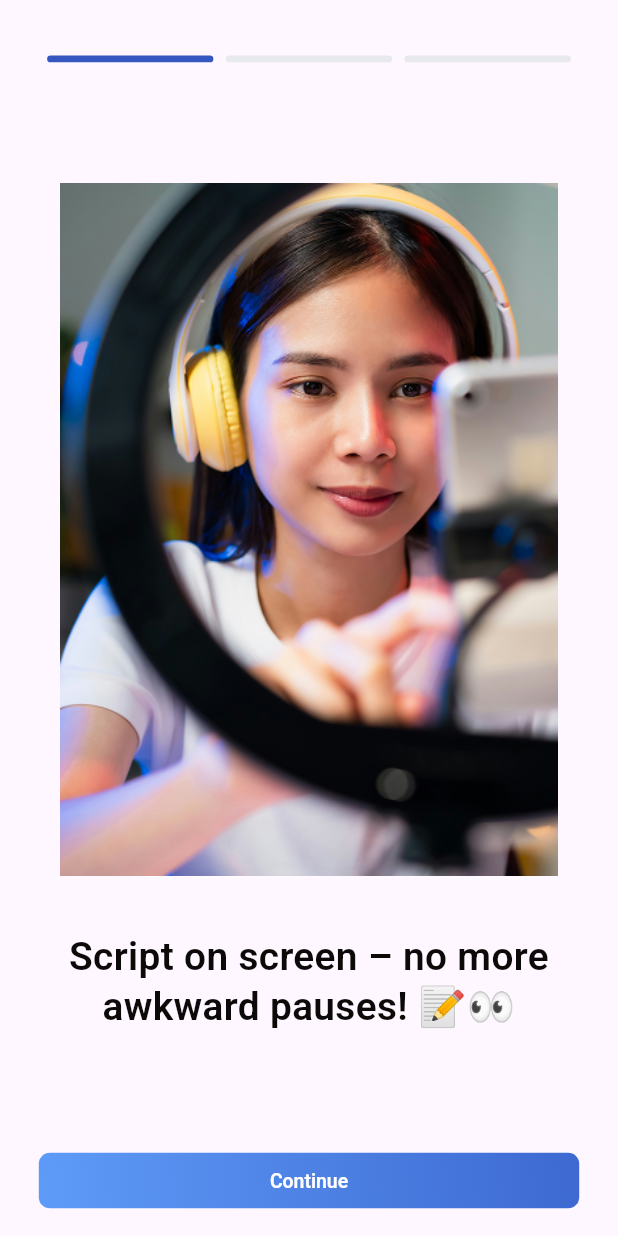
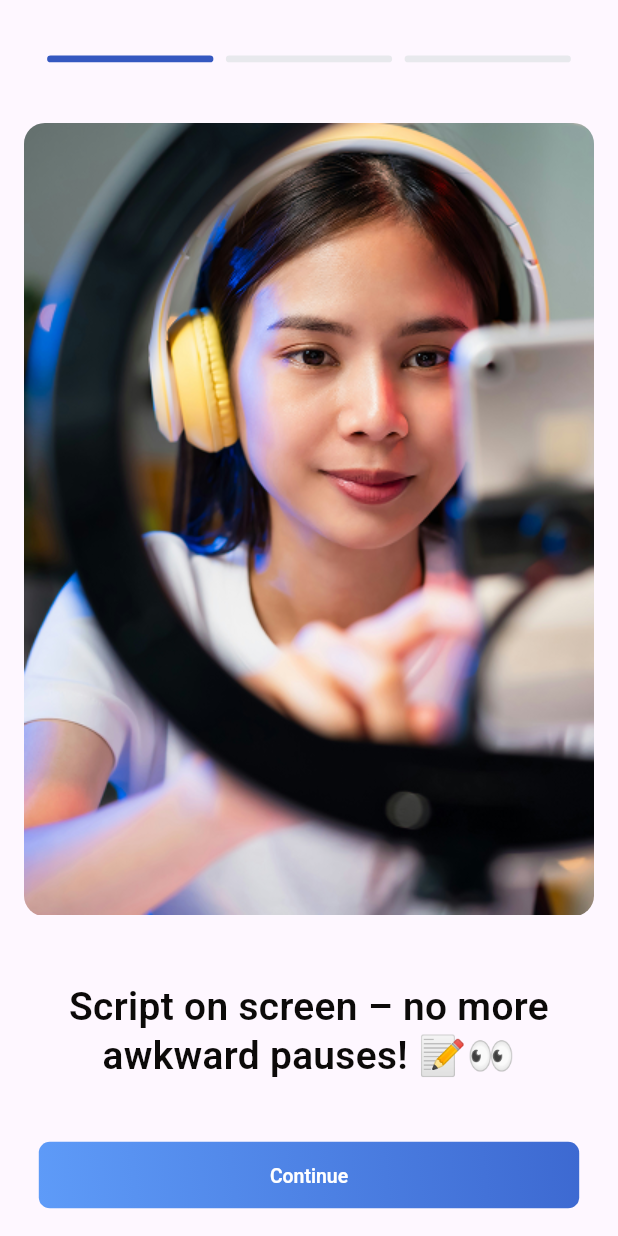
Before and after one commit to 1Devoid/teleprompter, a Flutter app: the screen it shows after launch, on a phone screen of 412 x 824 dp. Run offline on Flutter 3.47's test engine with Material 3 defaults, Android fonts, the phone set to English and light mode, and no system bars; drawn by our look-alikes of keyboard_dismisser; our stand-ins replace another_xlider, auto_route, camera, easy_localization, either_dart, equatable and 6 more.

Commit message:
[FIX] Fixing visual bugs

```diff
--- a/assets/translation/en-US.json
+++ b/assets/translation/en-US.json
@@ -5,8 +5,8 @@
   "profile": "Profile",
   "Pro": "Pro",
   "onboarding_first_screen_heading": "Script on screen – no more awkward pauses! \uD83D\uDCDD\uD83D\uDC40",
-  "onboarding_second_screen_heading": "Shoot like a pro! \uD83C\uDFA5\uD83D\uDD25",
-  "onboarding_third_screen_heading": "Read, talk, go viral! \uD83D\uDE80",
+  "onboarding_second_screen_heading": "Shoot like a pro! \uD83C\uDFA5\uD83D\uDD25 \n",
+  "onboarding_third_screen_heading": "Read, talk, go viral! \uD83D\uDE80 \n",
   "onboarding_next_screen_btn": "Continue",
   "onboarding_last_screen_btn": "Let's go!"
 }
--- a/lib/flows/welcome/presentation/screens/welcome_screen.dart
+++ b/lib/flows/welcome/presentation/screens/welcome_screen.dart
@@ -1,19 +1,13 @@
 import 'package:auto_route/annotations.dart';
 import 'package:flutter/material.dart';
 
-import 'package:auto_route/annotations.dart';
-import 'package:flutter/material.dart';
 import 'package:flutter_bloc/flutter_bloc.dart';
 import 'package:flutter_screenutil/flutter_screenutil.dart';
-import 'package:teleprompter/app/presentation/logic/app/app_cubit.dart';
-import 'package:teleprompter/common/app_constants.dart';
-import 'package:teleprompter/common/app_styles.dart';
 import 'package:teleprompter/flows/welcome/logic/page_view_selector_cubit.dart';
 import 'package:teleprompter/flows/welcome/presentation/enums/tutorial_page_types.dart';
 import 'package:teleprompter/flows/welcome/presentation/widgets/next_button.dart';
 import 'package:teleprompter/flows/welcome/presentation/widgets/page_selector.dart';
 import 'package:teleprompter/flows/welcome/presentation/widgets/welcome_slider.dart';
-import 'package:teleprompter/services/managers/shared_pref.dart';
 
 @RoutePage()
 class WelcomeScreen extends StatelessWidget {
@@ -69,7 +63,6 @@ class _WelcomeViewState extends State<_WelcomeView> {
                 Padding(
                   padding: EdgeInsets.only(top: 40.sp, bottom: 20.sp),
                   child: Column(
-                    mainAxisSize: MainAxisSize.min,
                     children: [
                       PageSelector(),
                       SizedBox(height: 40.sp),
--- a/lib/flows/welcome/presentation/widgets/next_button.dart
+++ b/lib/flows/welcome/presentation/widgets/next_button.dart
@@ -25,10 +25,8 @@ class NextButton extends StatelessWidget {
               Expanded(
                 child: BaseButton(
                   type: ButtonType.pFill,
-                  title:
-                      state < TutorialPageTypes.values.length - 1
-                          ? LocaleKeys.onboarding_next_screen_btn.tr()
-                          : LocaleKeys.onboarding_last_screen_btn.tr(),
+                  isBig: true,
+                  title: LocaleKeys.onboarding_next_screen_btn.tr(),
                   onTap: () => cubit.increment(context),
                 ),
               ),
--- a/lib/flows/welcome/presentation/widgets/page_selector.dart
+++ b/lib/flows/welcome/presentation/widgets/page_selector.dart
@@ -40,7 +40,7 @@ class _Item extends StatelessWidget {
           height: PageSelector.height,
           decoration: BoxDecoration(
             color:
-                state == index
+                index <= state
                     ? AppColors.shared.blue700
                     : AppColors.shared.gray200,
             borderRadius: BorderRadius.all(Radius.circular(100.sp)),
--- a/lib/flows/welcome/presentation/widgets/welcome_slider.dart
+++ b/lib/flows/welcome/presentation/widgets/welcome_slider.dart
@@ -28,17 +28,15 @@ class _Item extends StatelessWidget {
   @override
   Widget build(BuildContext context) {
     return Column(
-      mainAxisAlignment: MainAxisAlignment.center,
+      mainAxisAlignment: MainAxisAlignment.spaceEvenly,
       children: [
         Container(
-          padding: EdgeInsets.symmetric(horizontal: C.leftRightPadding),
-          decoration: const BoxDecoration(
+          clipBehavior: Clip.antiAlias,
+          decoration: BoxDecoration(
             border: Border(bottom: BorderSide(color: Colors.white12)),
+            borderRadius: BorderRadius.circular(15.sp),
           ),
-          child: Align(
-            alignment: Alignment.bottomCenter,
-            child: Image.asset(item.image, height: 500.sp),
-          ),
+          child: Image.asset(item.image),
         ),
         SizedBox(height: 40.sp),
         Padding(
```
Also changed, not shown: lib/generated/codegen_loader.g.dart.
